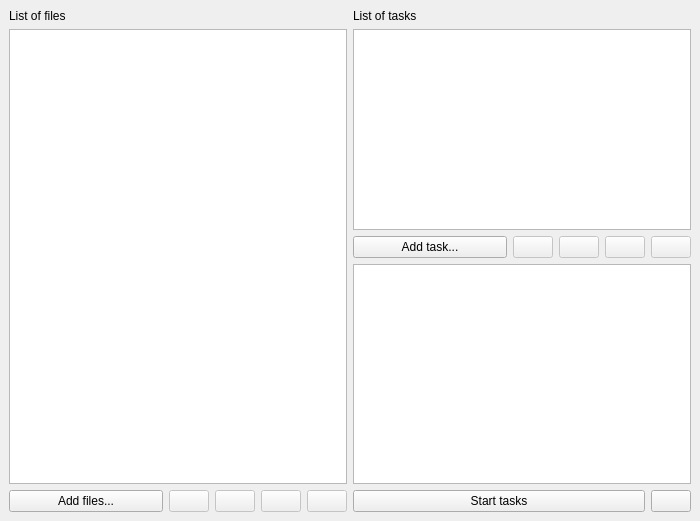
Old version of the form src/windows/ImageUpscalerQt.ui in the repository GRAPHENE9932/ImageUpscalerQt.
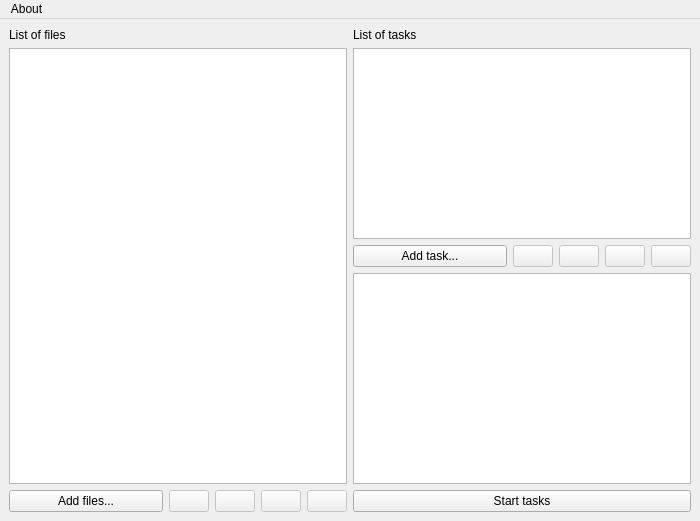
New version of the form. Icons and pictures are not drawn.

Commit message: Add the About menu.

The edit to the form file:
```diff
--- a/src/windows/ImageUpscalerQt.ui
+++ b/src/windows/ImageUpscalerQt.ui
@@ -204,7 +204,7 @@
          </widget>
         </item>
         <item>
-         <layout class="QHBoxLayout" name="start_task_layout" stretch="1,0">
+         <layout class="QHBoxLayout" name="start_task_layout" stretch="1">
           <item>
            <widget class="QPushButton" name="start_task_button">
             <property name="text">
@@ -216,17 +216,6 @@
             </property>
            </widget>
           </item>
-          <item>
-           <widget class="QPushButton" name="about_button">
-            <property name="text">
-             <string/>
-            </property>
-            <property name="icon">
-             <iconset theme="help-about">
-              <normaloff>.</normaloff>.</iconset>
-            </property>
-           </widget>
-          </item>
          </layout>
         </item>
        </layout>
@@ -235,6 +224,34 @@
     </item>
    </layout>
   </widget>
+  <widget class="QMenuBar" name="main_menu_bar">
+   <property name="geometry">
+    <rect>
+     <x>0</x>
+     <y>0</y>
+     <width>700</width>
+     <height>30</height>
+    </rect>
+   </property>
+   <widget class="QMenu" name="menu_about">
+    <property name="title">
+     <string>About</string>
+    </property>
+    <addaction name="action_about_program"/>
+    <addaction name="action_about_qt"/>
+   </widget>
+   <addaction name="menu_about"/>
+  </widget>
+  <action name="action_about_qt">
+   <property name="text">
+    <string>About Qt</string>
+   </property>
+  </action>
+  <action name="action_about_program">
+   <property name="text">
+    <string>About ImageUpscalerQt</string>
+   </property>
+  </action>
  </widget>
  <resources>
   <include location="../../res/resources.qrc"/>
```
Left out of the diff: 63 changed lines with no effect on the pictures. The commit also changes 2 other files.
